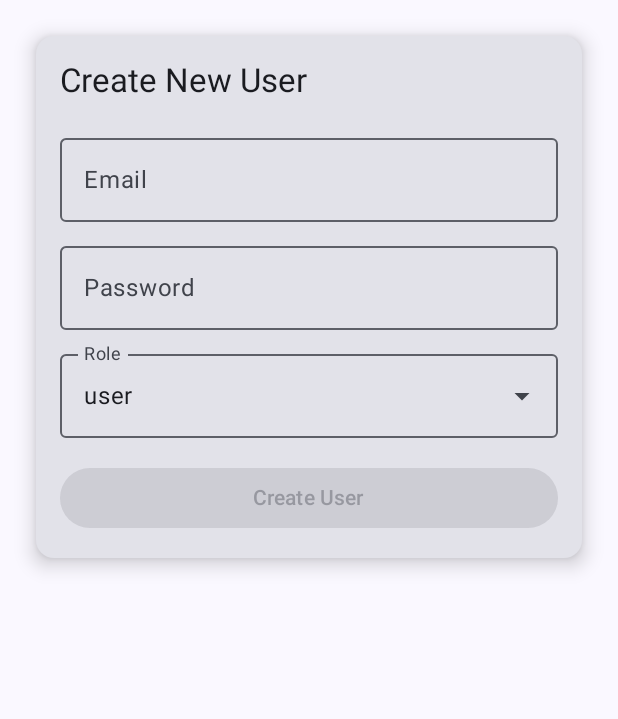
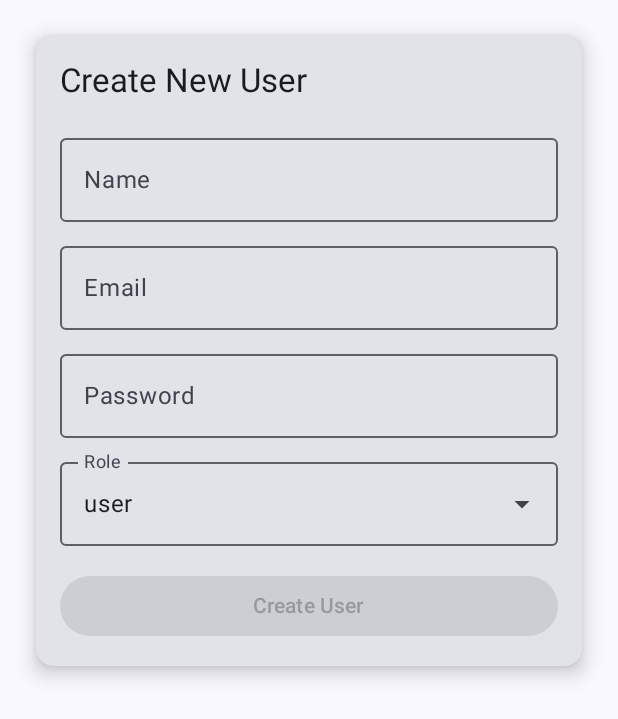
Before and after one commit to murtaza-sadri-19/HealthSurveyAppAndroid, an Android app built with Jetpack Compose: the CreateUserScreen screen opened through its navigation route, on a phone screen of 412 x 824 dp. Shown: the top 719 px of the screen. Run offline under Robolectric (Android 15) with nearby library versions, the phone set to English and light mode, and no system bars; our stand-ins replace Firebase (no records; nobody signed in at launch, a user with empty details on screens opened directly); libraries missing offline, so code that uses them is left out: com.android.identity, com.google.auth.oauth2; 2 statements that could not run were skipped.

Commit message:
Admin Dashboard Complete Bugs Removed

```diff
--- a/app/src/main/java/com/example/healthsurveyappandroid/ui/screens/admin/AdminDashboardScreen.kt
+++ b/app/src/main/java/com/example/healthsurveyappandroid/ui/screens/admin/AdminDashboardScreen.kt
@@ -49,5 +49,7 @@ fun AdminDashboardScreen(
             Text("Survey Analytics")
         } // Added closing brace
 
+        // Logout using sign out
+
     }
 }
--- a/app/src/main/java/com/example/healthsurveyappandroid/ui/screens/admin/CreateUserScreen.kt
+++ b/app/src/main/java/com/example/healthsurveyappandroid/ui/screens/admin/CreateUserScreen.kt
@@ -13,6 +13,7 @@ import kotlin.collections.getValue
 @OptIn(ExperimentalMaterial3Api::class)
 @Composable
 fun CreateUserScreen(viewModel: AdminViewModel) {
+    var name by remember { mutableStateOf("") }
     var email by remember { mutableStateOf("") }
     var password by remember { mutableStateOf("") }
     var role by remember { mutableStateOf("user") }
@@ -40,6 +41,17 @@ fun CreateUserScreen(viewModel: AdminViewModel) {
                 Column(modifier = Modifier.padding(16.dp)) {
                     Text("Create New User", style = MaterialTheme.typography.titleLarge)
                     Spacer(modifier = Modifier.height(16.dp))
+
+                    OutlinedTextField(
+                        value = name,
+                        onValueChange = { name = it },
+                        label = { Text("Name") },
+                        placeholder = { Text("Enter Name") },
+                        singleLine = true,
+                        modifier = Modifier.fillMaxWidth()
+                    )
+
+                    Spacer(modifier = Modifier.height(8.dp))
 
                     OutlinedTextField(
                         value = email,
@@ -101,10 +113,11 @@ fun CreateUserScreen(viewModel: AdminViewModel) {
                     Button(
                         onClick = {
                             isLoading = true
-                            viewModel.createUser(email, password, role) { success, error ->
+                            viewModel.createUser(name, email, password, role) { success, error ->
                                 isLoading = false
                                 resultMessage = if (success){
                                     "✅ User created successfully!"
+                                    name = ""
                                     email = ""
                                     password = ""
                                     role = "user"
--- a/app/src/main/java/com/example/healthsurveyappandroid/ui/screens/auth/LoginScreen.kt
+++ b/app/src/main/java/com/example/healthsurveyappandroid/ui/screens/auth/LoginScreen.kt
@@ -1,11 +1,13 @@
 package com.example.healthsurveyappandroid.ui.screens.auth
 
+import android.widget.Toast
 import androidx.compose.foundation.layout.*
 import androidx.compose.foundation.text.KeyboardOptions
 import androidx.compose.material3.*
 import androidx.compose.runtime.*
 import androidx.compose.ui.Alignment
 import androidx.compose.ui.Modifier
+import androidx.compose.ui.platform.LocalContext
 import androidx.compose.ui.text.input.ImeAction
 import androidx.compose.ui.text.input.KeyboardType
 import androidx.compose.ui.text.input.PasswordVisualTransformation
@@ -26,18 +28,17 @@ fun LoginScreen(
     var errorMessage by remember { mutableStateOf<String?>(null) }
     val snackbarHostState = remember { SnackbarHostState() }
     val coroutineScope = rememberCoroutineScope()
+    val context = LocalContext.current
 
     LaunchedEffect(viewModel.authState) {
         viewModel.authState.collect { state ->
             state.user?.let { user ->
+                println("User role in LoginScreen: ${user.role}")
+                Toast.makeText(context, "User role: ${user.role}", Toast.LENGTH_SHORT).show()
                 when (user.role) {
                     "admin" -> onNavigateToAdmin()
                     else -> onNavigateToUser()
                 }
-            }
-            state.error?.let {
-                errorMessage = it
-                isLoading = false
             }
         }
     }
--- a/app/src/main/java/com/example/healthsurveyappandroid/viewmodel/AdminViewModel.kt
+++ b/app/src/main/java/com/example/healthsurveyappandroid/viewmodel/AdminViewModel.kt
@@ -26,11 +26,12 @@ class AdminViewModel : ViewModel() {
             }
     }
 
-    fun createUser(email: String, password: String, role: String, onResult: (Boolean, String?) -> Unit) {
+    fun createUser(name: String, email: String, password: String, role: String, onResult: (Boolean, String?) -> Unit) {
         auth.createUserWithEmailAndPassword(email, password)
             .addOnSuccessListener { authResult ->
                 val user = User(
                     id = authResult.user?.uid ?: "",
+                    name = name,
                     email = email,
                     role = role
                 )
```
Also changed, not shown: app/src/main/java/com/example/healthsurveyappandroid/viewmodel/AuthViewModel.kt (+10 -3 lines).
